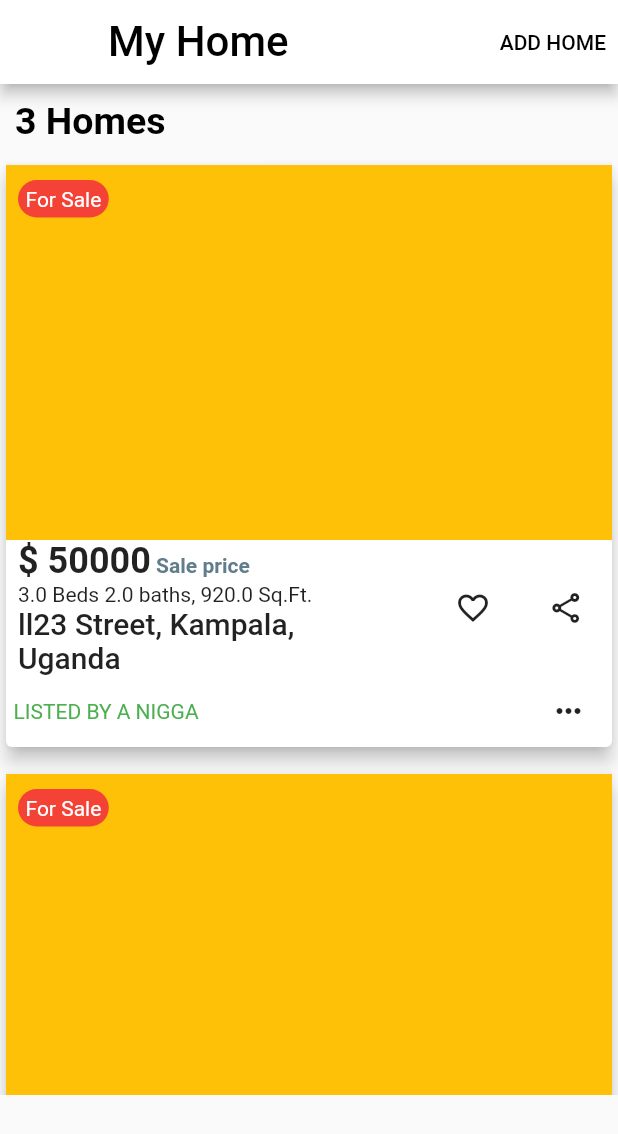
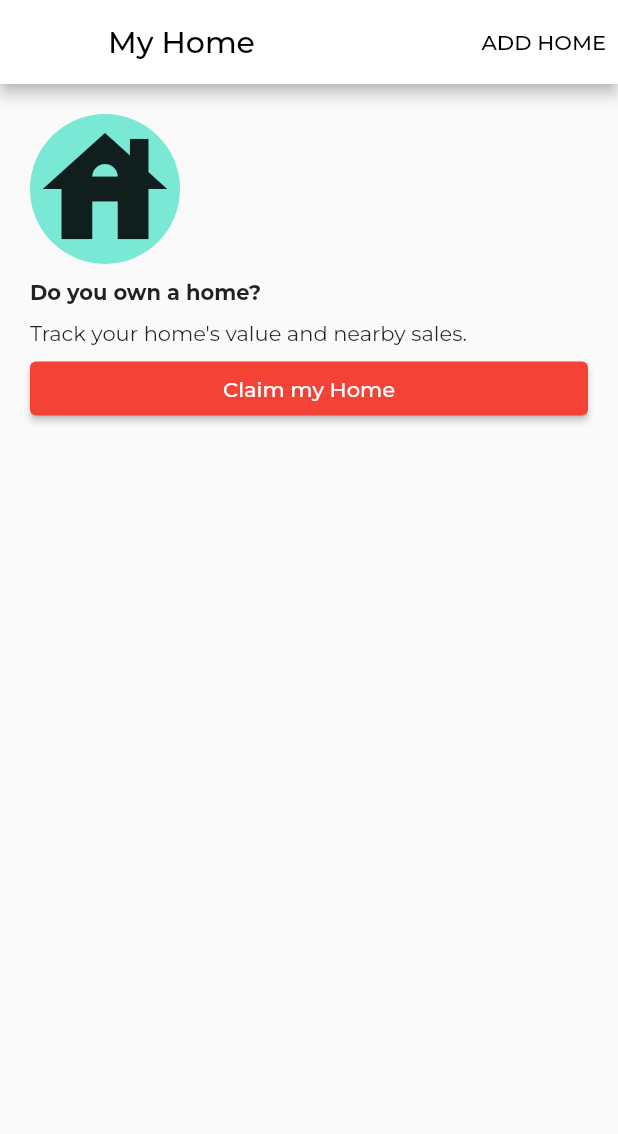
Before and after one commit to Ghasasira/realtor, a Flutter app: the Myhome screen opened directly, on a phone screen of 412 x 824 dp. Shown: the top 1134 px of the screen. Run offline on Flutter 3.47's test engine with Material 2 defaults, Android fonts, the phone set to English and light mode, and no system bars; our stand-ins replace dotted_border, dropdown_button2, flutter_rating_bar, get, google_maps_flutter, lorem_ipsum.

Commit message:
added some font

```diff
--- a/realtor/lib/main.dart
+++ b/realtor/lib/main.dart
@@ -19,8 +19,10 @@ class MyApp extends StatelessWidget {
   // This widget is the root of your application.
   @override
   Widget build(BuildContext context) {
-    return const GetMaterialApp(
+    return GetMaterialApp(
       debugShowCheckedModeBanner: false,
+      //theme:,
+      theme: ThemeData(fontFamily: "Montserrat"),
       home: Home(),
     );
   }
--- a/realtor/lib/reusables/propertyCard.dart
+++ b/realtor/lib/reusables/propertyCard.dart
@@ -53,19 +53,22 @@ class PropertyCard extends StatelessWidget {
                     child: Column(
                       crossAxisAlignment: CrossAxisAlignment.start,
                       children: [
-                        Text.rich(
+                        Padding(
+                          padding: const EdgeInsets.only(top: 10.0),
+                          child: Text.rich(
                             //textAlign: TextAlign.left,
                             TextSpan(
                               text: "\$ 50000",
                               style: TextStyle(
-                                fontSize: 24.0, fontWeight: FontWeight.bold),
+                                  fontSize: 19.0, fontWeight: FontWeight.bold),
                               children: <TextSpan>[
                                 TextSpan(
                                   text: " Sale price",
                                   style: TextStyle(
-                                    fontSize: 14.0, color: Colors.blueGrey),
+                                      fontSize: 10.0, color: Colors.blueGrey),
                                 )
                               ],
+                            ),
                           ),
                         ),
                         Wrap(
@@ -76,7 +79,7 @@ class PropertyCard extends StatelessWidget {
                             Text(
                               "ll23 Street, Kampala, Uganda",
                               style: TextStyle(
-                                  fontSize: 20.0, fontWeight: FontWeight.w500),
+                                  fontSize: 16.0, fontWeight: FontWeight.w500),
                             ),
                           ],
                         ),
@@ -103,8 +106,8 @@ class PropertyCard extends StatelessWidget {
               ],
             ),
             bottom!
-            //Recommended(),
-            //ListedBy(),
+            // Recommended(),
+            // ListedBy(),
           ],
         ),
       ),
--- a/realtor/lib/screens/Favorite/emptyFav.dart
+++ b/realtor/lib/screens/Favorite/emptyFav.dart
@@ -16,18 +16,18 @@ class EmptyFav extends StatelessWidget {
         ),
         Text(
           'You have no Favorites',
-          style: TextStyle(fontSize: 25, fontWeight: FontWeight.bold),
+          style: TextStyle(fontSize: 21, fontWeight: FontWeight.bold),
         ),
         Text(
           "Favorite homes while you browse to stay upto date on their price changes",
-          style: TextStyle(fontSize: 16),
+          style: TextStyle(),
         ),
         Container(
           width: MediaQuery.of(context).size.width,
           child: RealtorButton(
             text: "Browse Homes",
             color: Colors.red,
-            styles: const TextStyle(fontSize: 20),
+            styles: const TextStyle(fontSize: 18),
             onpressed: () {},
           ),
         )
--- a/realtor/lib/screens/Favorite/favorite.dart
+++ b/realtor/lib/screens/Favorite/favorite.dart
@@ -16,7 +16,7 @@ class Favorite extends StatelessWidget {
             "Favourites",
             style: TextStyle(
               color: Colors.black,
-              fontSize: 28,
+              //fontSize: 28,
               fontWeight: FontWeight.w400,
             ),
           ),
--- a/realtor/lib/screens/feed/feed.dart
+++ b/realtor/lib/screens/feed/feed.dart
@@ -19,7 +19,6 @@ class Feed extends StatelessWidget {
               textAlign: TextAlign.center,
               style: TextStyle(
                 color: Colors.black,
-                fontSize: 35,
                 fontWeight: FontWeight.bold,
               ),
             ),
@@ -31,7 +30,7 @@ class Feed extends StatelessWidget {
               },
               icon: const Icon(
                 Icons.settings,
-                size: 30,
+                size: 20,
                 color: Colors.black,
               ),
             ),
--- a/realtor/lib/screens/feed/feedLoaded.dart
+++ b/realtor/lib/screens/feed/feedLoaded.dart
@@ -17,7 +17,7 @@ class FeedLoaded extends StatelessWidget {
             child: Text(
               "Updates",
               //textAlign: TextAlign.left,
-              style: TextStyle(fontSize: 26.0, fontWeight: FontWeight.bold),
+              style: TextStyle(fontSize: 20.0, fontWeight: FontWeight.bold),
             ),
           ),
           //PropertyCard(),
--- a/realtor/lib/screens/myHomes/emptyMyHome.dart
+++ b/realtor/lib/screens/myHomes/emptyMyHome.dart
@@ -0,0 +1,62 @@
+import 'package:flutter/material.dart';
+import 'package:get/get.dart';
+import 'package:realtor/reusables/realtorButton.dart';
+import 'package:realtor/reusables/universalPages/addHome.dart';
+
+class EmptyMyHome extends StatelessWidget {
+  const EmptyMyHome({super.key});
+
+  @override
+  Widget build(BuildContext context) {
+    return Padding(
+      padding: const EdgeInsets.all(20.0),
+      child: Column(
+        crossAxisAlignment: CrossAxisAlignment.start,
+        children: [
+          Stack(
+            children: [
+              Container(
+                height: 100.0,
+                width: 100.0,
+                decoration: BoxDecoration(
+                    color: Color.fromARGB(255, 121, 233, 214),
+                    borderRadius: BorderRadius.circular(50.0)),
+              ),
+              Icon(
+                Icons.house,
+                size: 100.0,
+              )
+            ],
+          ),
+          Padding(
+            padding: const EdgeInsets.only(
+              top: 10.0,
+              bottom: 10.0,
+            ),
+            child: Text("Do you own a home?",
+                style: TextStyle(
+                  fontWeight: FontWeight.bold,
+                )),
+          ),
+          Padding(
+            padding: const EdgeInsets.only(
+              bottom: 5.0,
+            ),
+            child: Text("Track your home's value and nearby sales."),
+          ),
+          SizedBox(
+            width: MediaQuery.of(context).size.width,
+            child: RealtorButton(
+              styles: TextStyle(color: Colors.white),
+              color: Colors.red,
+              onpressed: () {
+                //Get.to(AddHome());
+              },
+              text: "Claim my Home",
+            ),
+          )
+        ],
+      ),
+    );
+  }
+}
--- a/realtor/lib/screens/myHomes/loadedMyHome.dart
+++ b/realtor/lib/screens/myHomes/loadedMyHome.dart
@@ -21,7 +21,7 @@ class LoadedMyHome extends StatelessWidget {
               "3 Homes",
               style: TextStyle(
                 color: Colors.black,
-                fontSize: 25,
+                fontSize: 18.0,
                 fontWeight: FontWeight.bold,
               ),
             ),
--- a/realtor/lib/screens/myHomes/myhome.dart
+++ b/realtor/lib/screens/myHomes/myhome.dart
@@ -1,5 +1,6 @@
 import 'package:flutter/material.dart';
 import 'package:realtor/reusables/universalPages/addHome.dart';
+import 'package:realtor/screens/myHomes/emptyMyHome.dart';
 import 'package:realtor/screens/myHomes/loadedMyHome.dart';
 
 class Myhome extends StatefulWidget {
@@ -20,7 +21,7 @@ class _MyhomeState extends State<Myhome> {
           'My Home',
           style: TextStyle(
             color: Colors.black,
-            fontSize: 28,
+            //fontSize: 28,
           ),
         ),
         actions: [
@@ -39,7 +40,8 @@ class _MyhomeState extends State<Myhome> {
                 )
         ],
       ),
-      body: addingHome ? AddHome() : LoadedMyHome(),
+      body: addingHome ? AddHome() : EmptyMyHome(),
+      //addingHome ? AddHome() : LoadedMyHome(),
     );
   }
 }
```
Also changed, not shown: realtor/lib/screens/Favorite/loadedFav.dart (+7 -4 lines), realtor/lib/screens/myShortList.dart (+12 -2 lines), realtor/pubspec.yaml (+6 -6 lines), realtor/fonts/Montserrat-Italic-VariableFont_wght.ttf (added), realtor/fonts/Montserrat-VariableFont_wght.ttf (added). Lines whose indentation alone changed are shown as unchanged.
